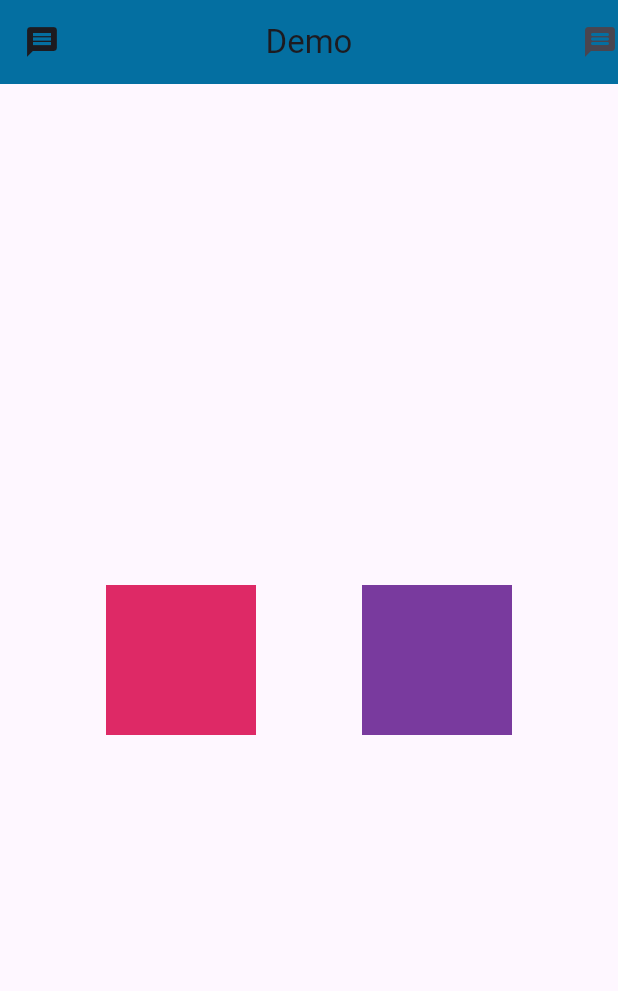
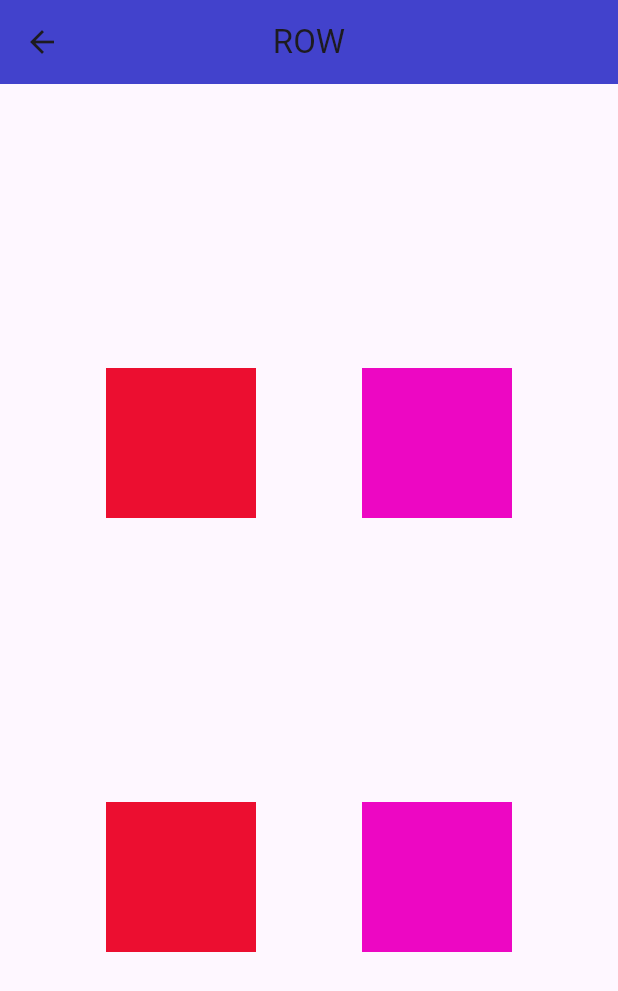
Before and after one commit to sakshisakunde/Codex_flutter, a Flutter app: the Assignment2 screen opened directly, on a phone screen of 412 x 824 dp. Shown: the top 991 px of the screen. Run offline on Flutter 3.47's test engine with Material 3 defaults, Android fonts, the light colour scheme and no system bars; missing offline and left inert: dart:html.

Commit message:
practical3

```diff
--- /dev/null
+++ b/practical3/lib/Assignment2.dart
@@ -0,0 +1,66 @@
+import 'package:flutter/material.dart';
+
+class Assignment2 extends StatelessWidget {
+  const Assignment2({super.key});
+
+  @override
+  Widget build(BuildContext context) {
+    return Scaffold(
+      appBar: AppBar(
+        centerTitle: true,
+        title: Text("ROW"),
+        backgroundColor: Color.fromARGB(255, 66, 66, 204),
+      ),
+      body:Container (
+        width: double.infinity,
+
+       child: Column(
+          mainAxisAlignment: MainAxisAlignment.spaceEvenly,
+          children: [
+            Row(
+              mainAxisAlignment: MainAxisAlignment.spaceEvenly,
+
+             children: [
+              Container(
+                height: 100,
+                width: 100,
+                color: Color.fromARGB(255, 236, 14, 48),
+              ),
+              Container(
+                height: 100,
+                width: 100,
+                color: Color.fromARGB(255, 237, 7, 195),
+              )
+             ],
+
+            ),
+
+            Row(
+              mainAxisAlignment: MainAxisAlignment.spaceEvenly,
+
+             children: [
+              Container(
+                height: 100,
+                width: 100,
+                color: Color.fromARGB(255, 236, 14, 48),
+              ),
+              Container(
+                height: 100,
+                width: 100,
+                color: Color.fromARGB(255, 237, 7, 195),
+              )
+             ],
+
+            ),
+          ],
+
+        ),
+
+
+
+        ),
+
+      );
+
+  }
+}
```
Also changed, not shown: practical3/lib/Assignment1.dart (added, +47 -0 lines), practical3/lib/Assignment3.dart (added, +46 -0 lines), practical3/lib/main.dart (+8 -6 lines).
